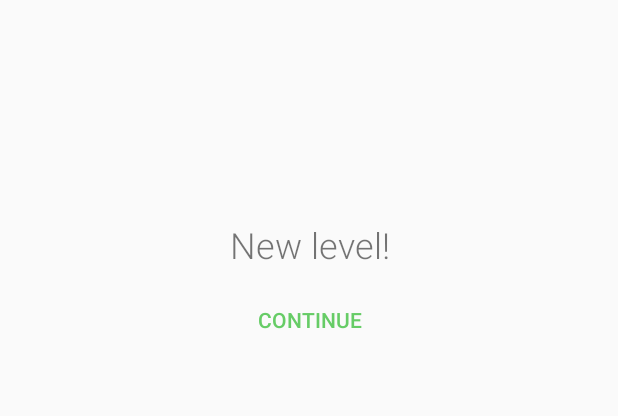
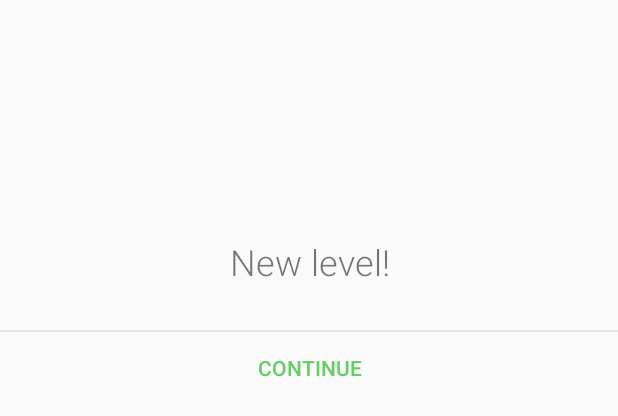
Before and after one commit to StepicOrg/stepik-android-adaptive, an Android app: the layout exp_level_dialog.xml on its own in the app's theme, with its tools: preview values and no code run, on a phone screen of 412 x 824 dp. Shown: the top 416 px of the screen. Run offline under Robolectric (Android 15) with nearby library versions, the phone set to English and light mode, and no system bars; network calls fail.

Commit message:
change button position on level dialog

```diff
--- a/app/src/main/res/layout/exp_level_dialog.xml
+++ b/app/src/main/res/layout/exp_level_dialog.xml
@@ -9,7 +9,7 @@
         <FrameLayout
             android:id="@+id/exp_level_dialog_confetti"
             android:layout_width="match_parent"
-            android:layout_height="256dp" >
+            android:layout_height="220dp" >
             <LinearLayout
                 android:layout_width="match_parent"
                 android:layout_height="wrap_content"
@@ -30,17 +30,17 @@
                     android:fontFamily="sans-serif-light"
                     android:textSize="24sp"
                     android:text="@string/exp_level_title"
+                    android:layout_gravity="center"
                     android:gravity="center_horizontal" />
-
-                <Button
-                    android:id="@+id/continue_button"
-                    android:layout_marginTop="10dp"
-                    android:layout_width="match_parent"
-                    android:layout_height="wrap_content"
-                    style="@style/Widget.AppCompat.Button.Borderless"
-                    android:textColor="@color/borderless_button_text_color"
-                    android:text="@string/ex_dialog_continue" />
             </LinearLayout>
         </FrameLayout>
+        <include layout="@layout/stroke" />
+        <Button
+            android:id="@+id/continue_button"
+            android:layout_width="match_parent"
+            android:layout_height="wrap_content"
+            style="@style/Widget.AppCompat.Button.Borderless"
+            android:textColor="@color/borderless_button_text_color"
+            android:text="@string/ex_dialog_continue" />
     </LinearLayout>
 </layout>
```
